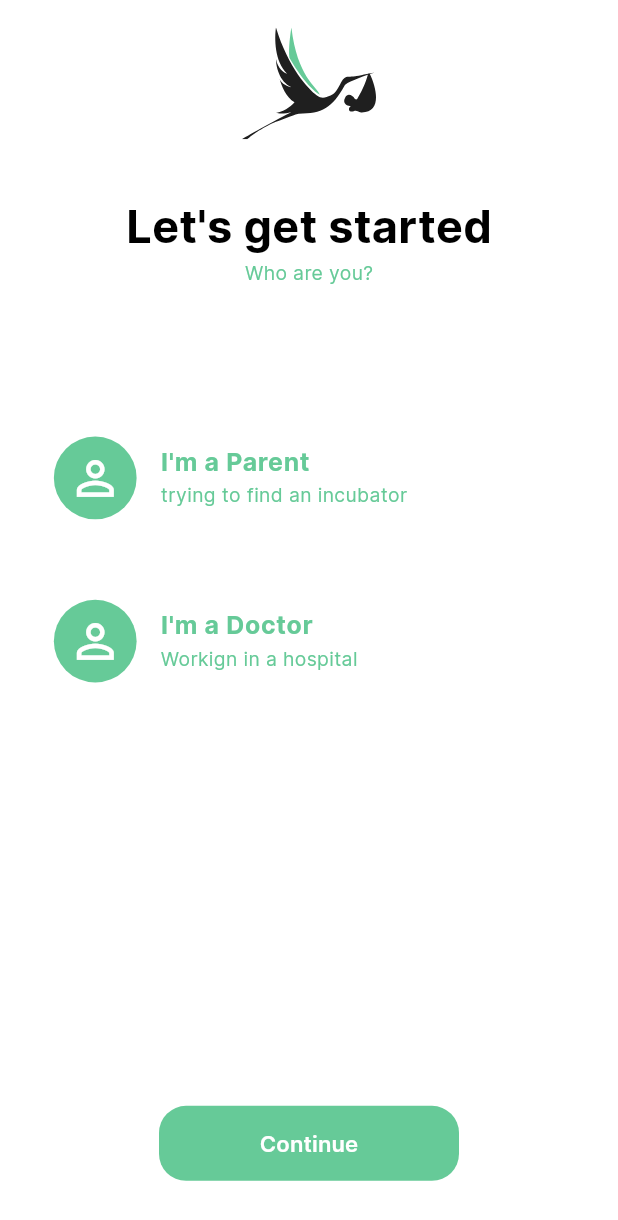
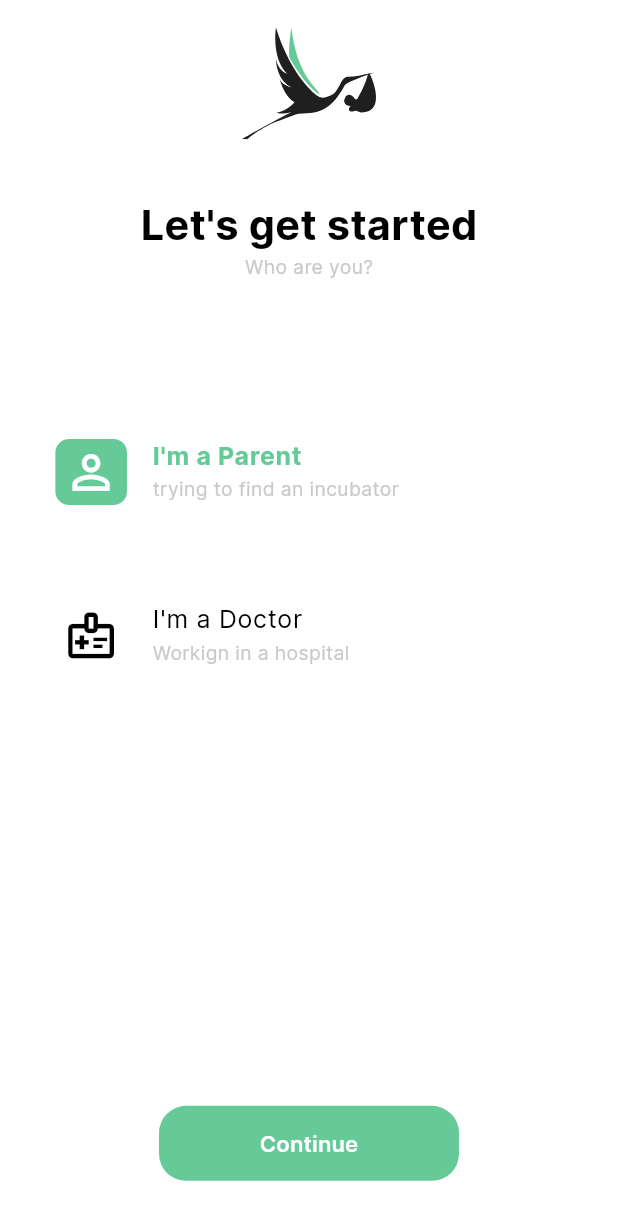
Before and after one commit to TheByteBusters/mobile-app, a Flutter app: the GetStartedScreen screen opened by its route, on a phone screen of 412 x 824 dp. Shown: the top 1220 px of the screen. Run offline on Flutter 3.47's test engine with Material 3 defaults, Android fonts, the phone set to English and light mode, and no system bars; our stand-ins replace flutter_screenutil, flutter_svg.

Commit message:
[ADD]: toggle between roles in get started screen

```diff
--- a/lib/core/theming/colors.dart
+++ b/lib/core/theming/colors.dart
@@ -3,4 +3,5 @@ import 'dart:ui';
 class ColorsManager {
   static const Color mainGreen = Color(0xFF66CA98);
   static const Color secondaryRed = Color(0xFFEB5737);
+  static const Color fadded = Color(0xFFC9C9C9);
 }
--- a/lib/core/theming/styles.dart
+++ b/lib/core/theming/styles.dart
@@ -11,7 +11,7 @@ class TextStyles {
   );
 
   static TextStyle h1BlackBold = TextStyle(
-    fontSize: 30.spMax,
+    fontSize: 30.sp,
     fontFamily: 'Inter',
     fontWeight: FontWeight.w700,
     color: Colors.black,
@@ -20,7 +20,7 @@ class TextStyles {
   static TextStyle smallFadded = TextStyle(
     fontSize: 14.sp,
     fontFamily: 'Inter',
-    color: ColorsManager.mainGreen,
+    color: ColorsManager.fadded,
   );
 
   static TextStyle bigTileTitle = TextStyle(
--- a/lib/core/widgets/green_button.dart
+++ b/lib/core/widgets/green_button.dart
@@ -29,7 +29,8 @@ class GreenButton extends StatelessWidget {
           RoundedRectangleBorder(
             borderRadius: BorderRadius.circular(18),
           ),
-          )),
+        ),
+      ),
       child: Text(
         text,
         style: TextStyles.h4WhiteSemiBold,
--- a/lib/features/get_started/get_started_screen.dart
+++ b/lib/features/get_started/get_started_screen.dart
@@ -6,8 +6,17 @@ import 'package:mobile_app/core/theming/styles.dart';
 import 'package:mobile_app/core/widgets/green_button.dart';
 import 'package:mobile_app/features/get_started/role_tile.dart';
 
-class GetStartedScreen extends StatelessWidget {
+class GetStartedScreen extends StatefulWidget {
   const GetStartedScreen({super.key});
+
+  @override
+  State<GetStartedScreen> createState() => _GetStartedScreenState();
+}
+
+enum Role { parent, doctor }
+
+class _GetStartedScreenState extends State<GetStartedScreen> {
+  Role _selectedRole = Role.parent;
 
   @override
   Widget build(BuildContext context) {
@@ -34,16 +43,28 @@ class GetStartedScreen extends StatelessWidget {
                 style: TextStyles.smallFadded,
               ),
               SizedBox(height: 100.h),
-              const RoleTile(
+              RoleTile(
                 icon: Icons.person_outline_outlined,
                 titleText: 'I\'m a Parent',
                 subtitleText: 'trying to find an incubator',
+                selected: _selectedRole == Role.parent,
+                onTapFunction: () {
+                  setState(() {
+                    _selectedRole = Role.parent;
+                  });
+                },
               ),
               SizedBox(height: 40.h),
-              const RoleTile(
-                icon: Icons.person_outline_outlined,
+              RoleTile(
+                icon: Icons.medical_information_outlined,
                 titleText: 'I\'m a Doctor',
                 subtitleText: 'Workign in a hospital',
+                selected: _selectedRole == Role.doctor,
+                onTapFunction: () {
+                  setState(() {
+                    _selectedRole = Role.doctor;
+                  });
+                },
               ),
               Expanded(child: Container()),
               const GreenButton(
--- a/lib/features/get_started/role_tile.dart
+++ b/lib/features/get_started/role_tile.dart
@@ -7,13 +7,36 @@ class RoleTile extends StatelessWidget {
   final IconData icon;
   final String titleText;
   final String subtitleText;
+  final bool selected;
+  final Function onTapFunction;
 
   const RoleTile({
     super.key,
+    required this.selected,
     required this.icon,
     required this.titleText,
     required this.subtitleText,
+    required this.onTapFunction,
   });
+
+  get _textStyle {
+    if (selected) {
+      return TextStyles.bigTileTitle.copyWith(
+        color: ColorsManager.mainGreen,
+        fontWeight: FontWeight.bold,
+      );
+    } else {
+      return TextStyles.bigTileTitle;
+    }
+  }
+
+  get _iconBackgroundColor {
+    return selected ? ColorsManager.mainGreen : Colors.white;
+  }
+
+  get _iconColor {
+    return selected ? Colors.white : Colors.black;
+  }
 
   @override
   Widget build(BuildContext context) {
@@ -21,22 +44,29 @@ class RoleTile extends StatelessWidget {
       margin: EdgeInsets.symmetric(horizontal: 20.w),
       child: ListTile(
         selected: true,
-        onTap: () {},
-        leading: CircleAvatar(
-          radius: 30.r,
-          backgroundColor: ColorsManager.mainGreen,
-          child: Icon(
-            icon,
-            color: Colors.white,
-            size: 40.sp,
+        onTap: () {
+          onTapFunction();
+        },
+        leading: DecoratedBox(
+          decoration: BoxDecoration(
+            color: _iconBackgroundColor,
+            shape: BoxShape.rectangle,
+            borderRadius: BorderRadius.circular(10),
+            border: Border.all(color: Colors.white),
+          ),
+          child: SizedBox(
+            width: 50.w,
+            height: 50.h,
+            child: Icon(
+              icon,
+              color: _iconColor,
+              size: 40.sp,
+            ),
           ),
         ),
         title: Text(
           titleText,
-          style: TextStyles.bigTileTitle.copyWith(
-            color: ColorsManager.mainGreen,
-            fontWeight: FontWeight.bold,
-          ),
+          style: _textStyle,
         ),
         subtitle: Text(
           subtitleText,
--- a/lib/features/onboarding/onboarding_screen.dart
+++ b/lib/features/onboarding/onboarding_screen.dart
@@ -1,6 +1,5 @@
 import 'package:flutter/material.dart';
 import 'package:flutter_screenutil/flutter_screenutil.dart';
-import 'package:mobile_app/core/helpers/extensions.dart';
 import 'package:mobile_app/core/routing/routes.dart';
 import 'package:mobile_app/core/theming/styles.dart';
 import 'package:mobile_app/core/widgets/green_button.dart';
```
Lines whose indentation alone changed are shown as unchanged.
